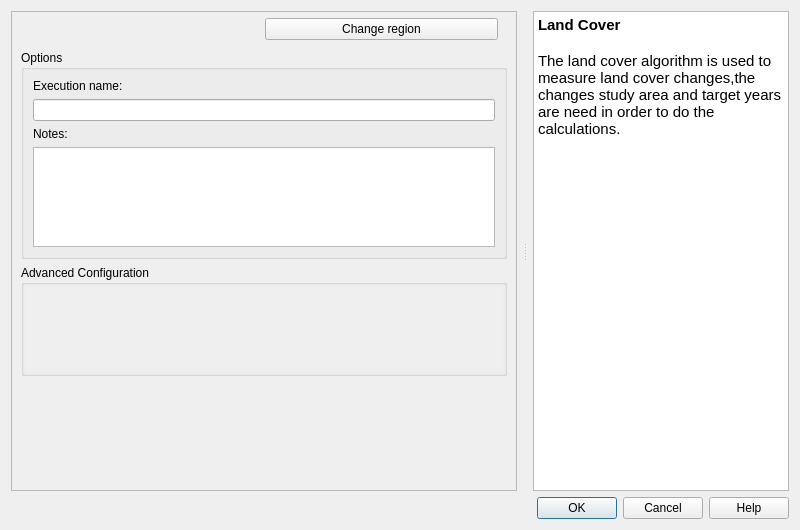
This is LDMP/gui/DlgCalculateLC.ui in ConservationInternational/trends.earth as Qt 5 draws it before an edit. The edited form follows.
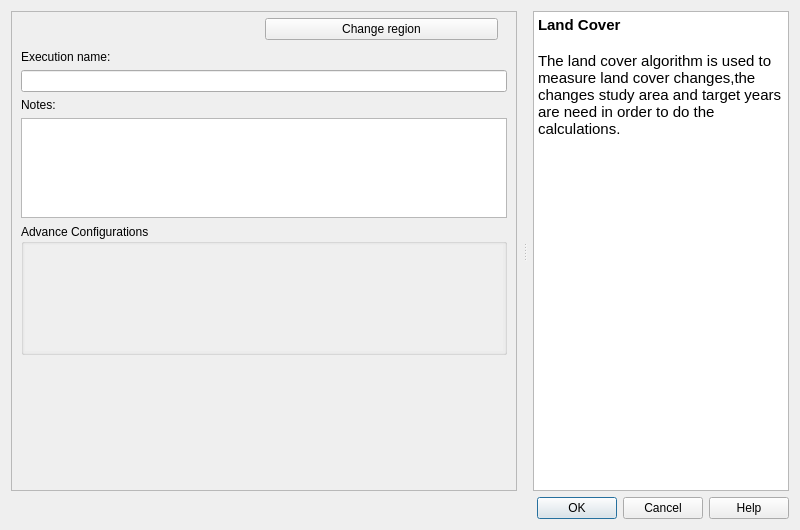
This is the edited form. Custom widgets are drawn as their Qt base class.

Commit message: using only one group box on all algorithms execution dialogs

```diff
--- a/LDMP/gui/DlgCalculateLC.ui
+++ b/LDMP/gui/DlgCalculateLC.ui
@@ -101,15 +101,6 @@
         </layout>
        </item>
        <item>
-        <widget class="QgsCollapsibleGroupBox" name="options_group">
-         <property name="title">
-          <string>Options</string>
-         </property>
-         <property name="collapsed">
-          <bool>true</bool>
-         </property>
-         <layout class="QVBoxLayout" name="verticalLayout_2">
-          <item>
            <widget class="QLabel" name="execution_name_la">
             <property name="text">
              <string>Execution name:</string>
@@ -148,13 +139,10 @@
             </property>
            </widget>
           </item>
-         </layout>
-        </widget>
-       </item>
        <item>
         <widget class="QgsCollapsibleGroupBox" name="advance_configurations">
          <property name="title">
-          <string>Advanced Configuration</string>
+          <string>Advance Configurations</string>
          </property>
          <property name="collapsed">
           <bool>true</bool>
@@ -185,8 +173,8 @@
               <rect>
                <x>0</x>
                <y>0</y>
-               <width>488</width>
-               <height>94</height>
+               <width>482</width>
+               <height>89</height>
               </rect>
              </property>
             </widget>
```
Left out of the diff: 2 changed lines with no effect on the pictures. Lines whose indentation alone changed are shown as unchanged. The commit also changes 11 other files.
